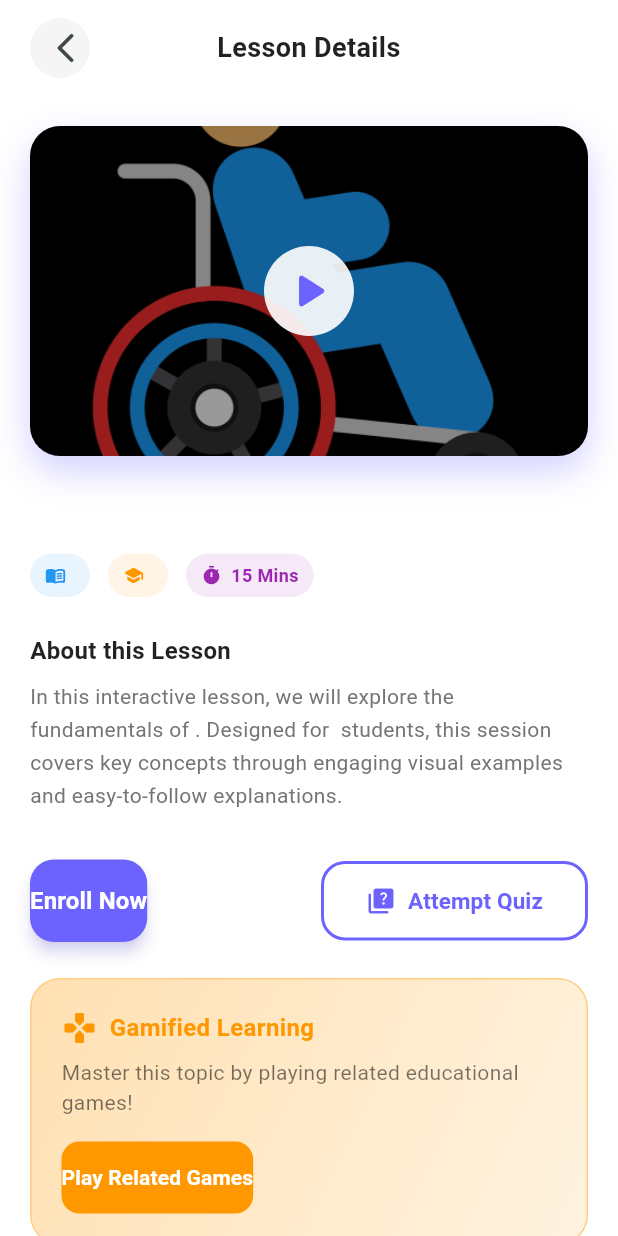
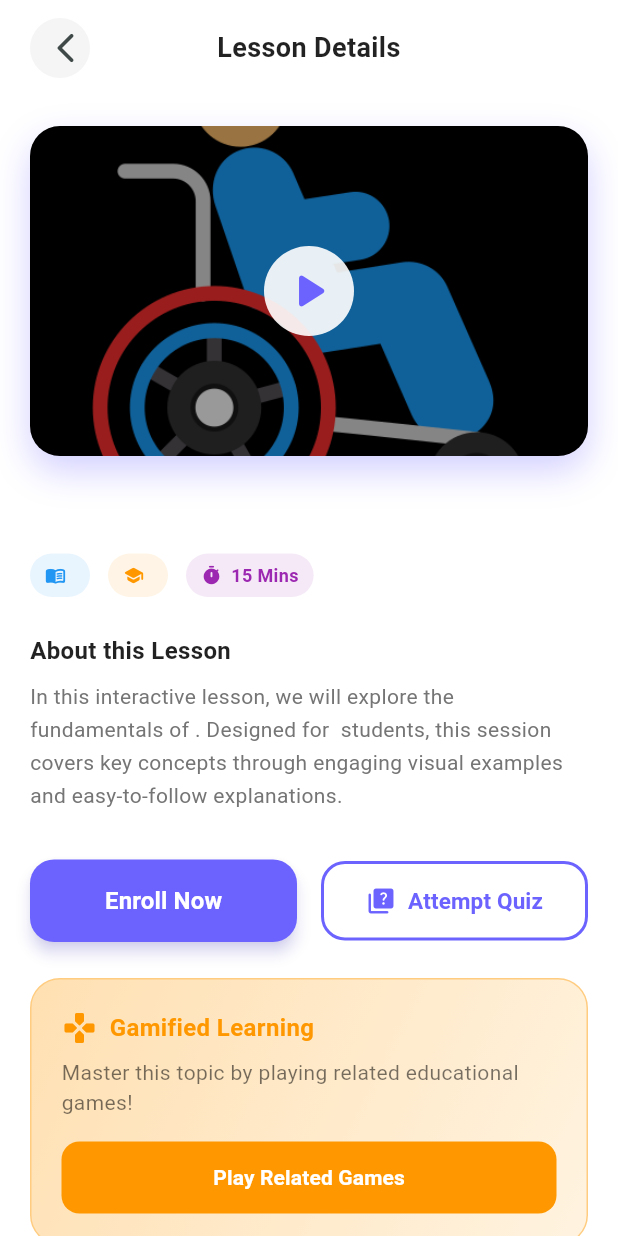
Before and after one commit to gimashi123/ShilpaMobileLearningApp, a Flutter app: the LessonDetailScreen screen opened directly with empty values, on a phone screen of 412 x 824 dp. Run offline on Flutter 3.47's test engine with Material 3 defaults, Android fonts, the phone set to English and light mode, and no system bars; our stand-ins replace flutter_tts, speech_to_text.

Commit message:
fixed overflow issues in home tab when apps in dwell mode and some button size adjustments in lessaons details

```diff
--- a/mobile_app/lib/components/input_aware_button.dart
+++ b/mobile_app/lib/components/input_aware_button.dart
@@ -114,6 +114,7 @@ class _InputAwareButtonState extends State<InputAwareButton>
       onPointerCancel: (_) => _resetDwell(),
       behavior: HitTestBehavior.opaque,
       child: Stack(
+        clipBehavior: Clip.antiAlias,
         children: [
           widget.child,
           if (_touchPosition != null)
--- a/mobile_app/lib/pages/dashboard/physical_dashboard_screen.dart
+++ b/mobile_app/lib/pages/dashboard/physical_dashboard_screen.dart
@@ -45,7 +45,7 @@ class _PhysicalDashboardScreenState extends State<PhysicalDashboardScreen> {
         topBarHeight -
         14 - // spacing after top bar
         36 - // section title height (text + padding)
-        20; // bottom spacing buffer (increased for safety)
+        28; // bottom spacing buffer (increased for safety)
 
     // Card size - make height responsive to available space
     final cardWidth = isTablet ? 420.0 : 320.0;
@@ -383,7 +383,7 @@ class _ModuleCard extends StatelessWidget {
                 width: double.infinity,
                 padding: const EdgeInsets.symmetric(
                   horizontal: 14,
-                  vertical: 10,
+                  vertical: 8,
                 ),
                 decoration: BoxDecoration(color: Colors.grey.shade50),
                 child: Column(
@@ -397,6 +397,8 @@ class _ModuleCard extends StatelessWidget {
                         fontWeight: FontWeight.w800,
                         fontSize: 16,
                         color: Colors.black87,
+                        height:
+                            1.1, // Added to reduce line height and save space
                       ),
                       maxLines: 2,
                       overflow: TextOverflow.ellipsis,
--- a/mobile_app/lib/pages/physical/lesson_detail_screen.dart
+++ b/mobile_app/lib/pages/physical/lesson_detail_screen.dart
@@ -35,6 +35,10 @@ class LessonDetailScreen extends StatelessWidget {
                     onTap: () => Navigator.pop(context),
                     inputMode: inputMode,
                     borderRadius: BorderRadius.circular(30),
+                    child: Container(
+                      width: 48,
+                      height: 48,
+                      alignment: Alignment.center,
                       child: IgnorePointer(
                         child: IconButton(
                           onPressed: () {}, // Handled by InputAwareButton
@@ -44,6 +48,7 @@ class LessonDetailScreen extends StatelessWidget {
                             padding: const EdgeInsets.only(
                               left: 8,
                             ), // Visual center usually needs offset for back arrow
+                          ),
                         ),
                       ),
                     ),
@@ -182,6 +187,8 @@ class LessonDetailScreen extends StatelessWidget {
                             },
                             inputMode: inputMode,
                             borderRadius: BorderRadius.circular(16),
+                            child: SizedBox(
+                              width: double.infinity,
                               child: IgnorePointer(
                                 child: ElevatedButton(
                                   onPressed: () {},
@@ -208,6 +215,7 @@ class LessonDetailScreen extends StatelessWidget {
                               ),
                             ),
                           ),
+                        ),
                         const SizedBox(width: 16),
                         Expanded(
                           child: InputAwareButton(
@@ -216,6 +224,8 @@ class LessonDetailScreen extends StatelessWidget {
                             },
                             inputMode: inputMode,
                             borderRadius: BorderRadius.circular(16),
+                            child: SizedBox(
+                              width: double.infinity,
                               child: IgnorePointer(
                                 child: OutlinedButton(
                                   onPressed: () {},
@@ -223,7 +233,10 @@ class LessonDetailScreen extends StatelessWidget {
                                     padding: const EdgeInsets.symmetric(
                                       vertical: 16,
                                     ),
-                                  side: BorderSide(color: themeColor, width: 2),
+                                    side: BorderSide(
+                                      color: themeColor,
+                                      width: 2,
+                                    ),
                                     shape: RoundedRectangleBorder(
                                       borderRadius: BorderRadius.circular(16),
                                     ),
@@ -246,6 +259,7 @@ class LessonDetailScreen extends StatelessWidget {
                                         ),
                                       ),
                                     ],
+                                  ),
                                 ),
                               ),
                             ),
@@ -328,6 +342,8 @@ class LessonDetailScreen extends StatelessWidget {
                               },
                               inputMode: inputMode,
                               borderRadius: BorderRadius.circular(12),
+                              child: SizedBox(
+                                width: double.infinity,
                                 child: IgnorePointer(
                                   child: ElevatedButton(
                                     onPressed: () {},
@@ -346,6 +362,7 @@ class LessonDetailScreen extends StatelessWidget {
                                       "Play Related Games",
                                       style: TextStyle(
                                         fontWeight: FontWeight.bold,
+                                      ),
                                     ),
                                   ),
                                 ),
```
Lines whose indentation alone changed are shown as unchanged.
